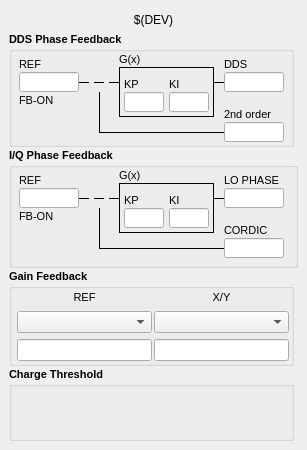
The window that App/config/qt/BPM_GPAC_CAV_RFFE_CS_BPMXFEL03_FB.ui (paulscherrerinstitute/exfel_epics_panels) describes before a commit, drawn with Qt 5.
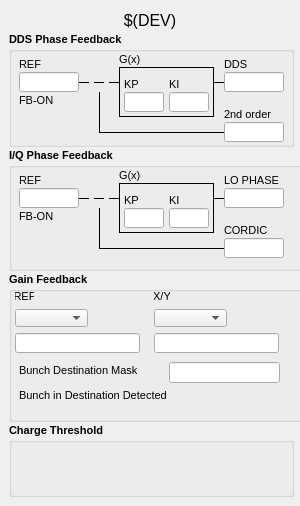
The same window after the commit. Custom widgets are drawn as their Qt base class.

Commit message: agc for button bpms

Diff of the .ui file:
```diff
--- a/App/config/qt/BPM_GPAC_CAV_RFFE_CS_BPMXFEL03_FB.ui
+++ b/App/config/qt/BPM_GPAC_CAV_RFFE_CS_BPMXFEL03_FB.ui
@@ -6,8 +6,8 @@
    <rect>
     <x>0</x>
     <y>0</y>
-    <width>307</width>
-    <height>450</height>
+    <width>300</width>
+    <height>506</height>
    </rect>
   </property>
   <property name="sizePolicy">
@@ -25,7 +25,7 @@
   <property name="maximumSize">
    <size>
     <width>16777215</width>
-    <height>16777215</height>
+    <height>100000</height>
    </size>
   </property>
   <property name="windowTitle">
@@ -107,7 +107,7 @@
       </property>
       <property name="font">
        <font>
-        <pointsize>9</pointsize>
+        <pointsize>12</pointsize>
         <weight>50</weight>
         <bold>false</bold>
        </font>
@@ -981,8 +981,14 @@
       </property>
       <property name="minimumSize">
        <size>
-        <width>285</width>
-        <height>115</height>
+        <width>307</width>
+        <height>123</height>
+       </size>
+      </property>
+      <property name="maximumSize">
+       <size>
+        <width>16777215</width>
+        <height>1000</height>
        </size>
       </property>
       <property name="font">
@@ -1761,15 +1767,21 @@
     <item>
      <widget class="QGroupBox" name="groupBox_3">
       <property name="sizePolicy">
-       <sizepolicy hsizetype="Fixed" vsizetype="Fixed">
+       <sizepolicy hsizetype="Minimum" vsizetype="Minimum">
         <horstretch>0</horstretch>
         <verstretch>0</verstretch>
        </sizepolicy>
       </property>
       <property name="minimumSize">
        <size>
-        <width>285</width>
-        <height>0</height>
+        <width>300</width>
+        <height>150</height>
+       </size>
+      </property>
+      <property name="maximumSize">
+       <size>
+        <width>16777215</width>
+        <height>350</height>
        </size>
       </property>
       <property name="font">
@@ -1782,24 +1794,15 @@
       <property name="title">
        <string>Gain Feedback</string>
       </property>
-      <layout class="QGridLayout" name="gridLayout_2">
-       <property name="leftMargin">
-        <number>5</number>
-       </property>
-       <property name="topMargin">
-        <number>2</number>
-       </property>
-       <property name="rightMargin">
-        <number>2</number>
-       </property>
-       <property name="bottomMargin">
-        <number>2</number>
-       </property>
-       <property name="horizontalSpacing">
-        <number>2</number>
-       </property>
-       <item row="1" column="1">
         <widget class="caMenu" name="caMenu_2">
+       <property name="geometry">
+        <rect>
+         <x>145</x>
+         <y>37</y>
+         <width>73</width>
+         <height>18</height>
+        </rect>
+       </property>
          <property name="sizePolicy">
           <sizepolicy hsizetype="Expanding" vsizetype="Fixed">
            <horstretch>0</horstretch>
@@ -1839,9 +1842,15 @@
           </color>
          </property>
         </widget>
-       </item>
-       <item row="1" column="0">
         <widget class="caMenu" name="caMenu_1">
+       <property name="geometry">
+        <rect>
+         <x>6</x>
+         <y>37</y>
+         <width>73</width>
+         <height>18</height>
+        </rect>
+       </property>
          <property name="sizePolicy">
           <sizepolicy hsizetype="Expanding" vsizetype="Fixed">
            <horstretch>0</horstretch>
@@ -1881,9 +1890,15 @@
           </color>
          </property>
         </widget>
-       </item>
-       <item row="2" column="0">
         <widget class="caLineEdit" name="calineedit">
+       <property name="geometry">
+        <rect>
+         <x>6</x>
+         <y>61</y>
+         <width>125</width>
+         <height>20</height>
+        </rect>
+       </property>
          <property name="minimumSize">
           <size>
            <width>0</width>
@@ -1915,9 +1930,15 @@
           <enum>caLineEdit::None</enum>
          </property>
         </widget>
-       </item>
-       <item row="2" column="1">
         <widget class="caLineEdit" name="calineedit_2">
+       <property name="geometry">
+        <rect>
+         <x>145</x>
+         <y>61</y>
+         <width>125</width>
+         <height>20</height>
+        </rect>
+       </property>
          <property name="minimumSize">
           <size>
            <width>0</width>
@@ -1949,9 +1970,15 @@
           <enum>caLineEdit::None</enum>
          </property>
         </widget>
-       </item>
-       <item row="0" column="0">
         <widget class="QLabel" name="label_46">
+       <property name="geometry">
+        <rect>
+         <x>6</x>
+         <y>16</y>
+         <width>19</width>
+         <height>16</height>
+        </rect>
+       </property>
          <property name="sizePolicy">
           <sizepolicy hsizetype="Preferred" vsizetype="Fixed">
            <horstretch>0</horstretch>
@@ -1977,9 +2004,15 @@
           <set>Qt::AlignCenter</set>
          </property>
         </widget>
-       </item>
-       <item row="0" column="1">
         <widget class="QLabel" name="label_47">
+       <property name="geometry">
+        <rect>
+         <x>145</x>
+         <y>16</y>
+         <width>16</width>
+         <height>16</height>
+        </rect>
+       </property>
          <property name="sizePolicy">
           <sizepolicy hsizetype="Preferred" vsizetype="Fixed">
            <horstretch>0</horstretch>
@@ -2005,14 +2038,132 @@
           <set>Qt::AlignCenter</set>
          </property>
         </widget>
-       </item>
-      </layout>
+      <widget class="caTextEntry" name="catextentry">
+       <property name="geometry">
+        <rect>
+         <x>160</x>
+         <y>90</y>
+         <width>111</width>
+         <height>21</height>
+        </rect>
+       </property>
+       <property name="channel" stdset="0">
+        <string notr="true">$(DEV):X2TIM-DEST-BUNCH-MASK</string>
+       </property>
+       <property name="background">
+        <color>
+         <red>187</red>
+         <green>187</green>
+         <blue>187</blue>
+        </color>
+       </property>
+       <property name="colorMode">
+        <enum>caLineEdit::Static</enum>
+       </property>
+       <property name="formatType">
+        <enum>caLineEdit::hexadecimal</enum>
+       </property>
+      </widget>
+      <widget class="QLabel" name="label_56">
+       <property name="geometry">
+        <rect>
+         <x>10</x>
+         <y>115</y>
+         <width>181</width>
+         <height>16</height>
+        </rect>
+       </property>
+       <property name="sizePolicy">
+        <sizepolicy hsizetype="Preferred" vsizetype="Fixed">
+         <horstretch>0</horstretch>
+         <verstretch>0</verstretch>
+        </sizepolicy>
+       </property>
+       <property name="minimumSize">
+        <size>
+         <width>0</width>
+         <height>15</height>
+        </size>
+       </property>
+       <property name="font">
+        <font>
+         <weight>50</weight>
+         <bold>false</bold>
+        </font>
+       </property>
+       <property name="text">
+        <string>Bunch in Destination Detected</string>
+       </property>
+       <property name="alignment">
+        <set>Qt::AlignLeading|Qt::AlignLeft|Qt::AlignVCenter</set>
+       </property>
+      </widget>
+      <widget class="caLed" name="caled">
+       <property name="geometry">
+        <rect>
+         <x>190</x>
+         <y>115</y>
+         <width>26</width>
+         <height>21</height>
+        </rect>
+       </property>
+       <property name="rectangular">
+        <bool>true</bool>
+       </property>
+       <property name="gradientEnabled">
+        <bool>false</bool>
+       </property>
+       <property name="channel" stdset="0">
+        <string notr="true">$(DEV):X2TIM-DEST-BUNCH-FOUND-RD</string>
+       </property>
+       <property name="trueColor">
+        <color>
+         <red>0</red>
+         <green>170</green>
+         <blue>0</blue>
+        </color>
+       </property>
+      </widget>
+      <widget class="QLabel" name="label_57">
+       <property name="geometry">
+        <rect>
+         <x>10</x>
+         <y>90</y>
+         <width>146</width>
+         <height>16</height>
+        </rect>
+       </property>
+       <property name="sizePolicy">
+        <sizepolicy hsizetype="Preferred" vsizetype="Fixed">
+         <horstretch>0</horstretch>
+         <verstretch>0</verstretch>
+        </sizepolicy>
+       </property>
+       <property name="minimumSize">
+        <size>
+         <width>0</width>
+         <height>15</height>
+        </size>
+       </property>
+       <property name="font">
+        <font>
+         <weight>50</weight>
+         <bold>false</bold>
+        </font>
+       </property>
+       <property name="text">
+        <string>Bunch Destination Mask</string>
+       </property>
+       <property name="alignment">
+        <set>Qt::AlignLeading|Qt::AlignLeft|Qt::AlignVCenter</set>
+       </property>
+      </widget>
      </widget>
     </item>
     <item>
      <widget class="QGroupBox" name="groupBox_4">
       <property name="sizePolicy">
-       <sizepolicy hsizetype="Fixed" vsizetype="Fixed">
+       <sizepolicy hsizetype="Minimum" vsizetype="Minimum">
         <horstretch>0</horstretch>
         <verstretch>0</verstretch>
        </sizepolicy>
@@ -2020,7 +2171,7 @@
       <property name="minimumSize">
        <size>
         <width>285</width>
-        <height>0</height>
+        <height>30</height>
        </size>
       </property>
       <property name="font">
@@ -2156,6 +2307,11 @@
    <extends>QWidget</extends>
    <header>caGraphics</header>
   </customwidget>
+  <customwidget>
+   <class>caLed</class>
+   <extends>QWidget</extends>
+   <header>caLed</header>
+  </customwidget>
   <customwidget>
    <class>caLineEdit</class>
    <extends>QLineEdit</extends>
```
Left out of the diff: 48 changed lines with no effect on the pictures. Lines whose indentation alone changed are shown as unchanged. The commit also changes 6 other files.
